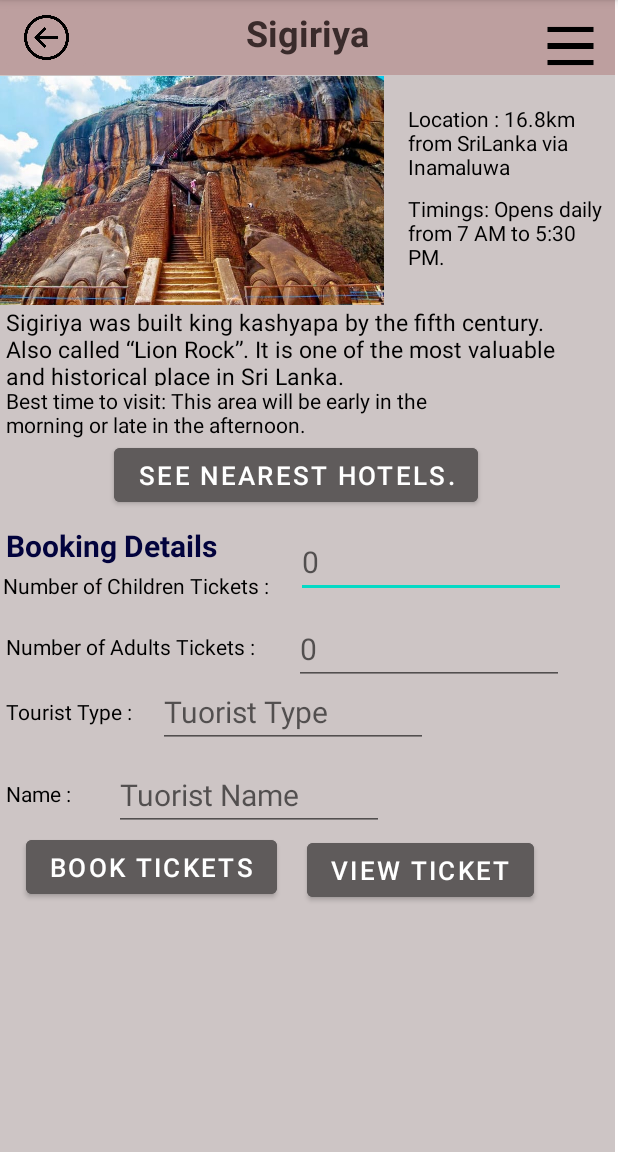
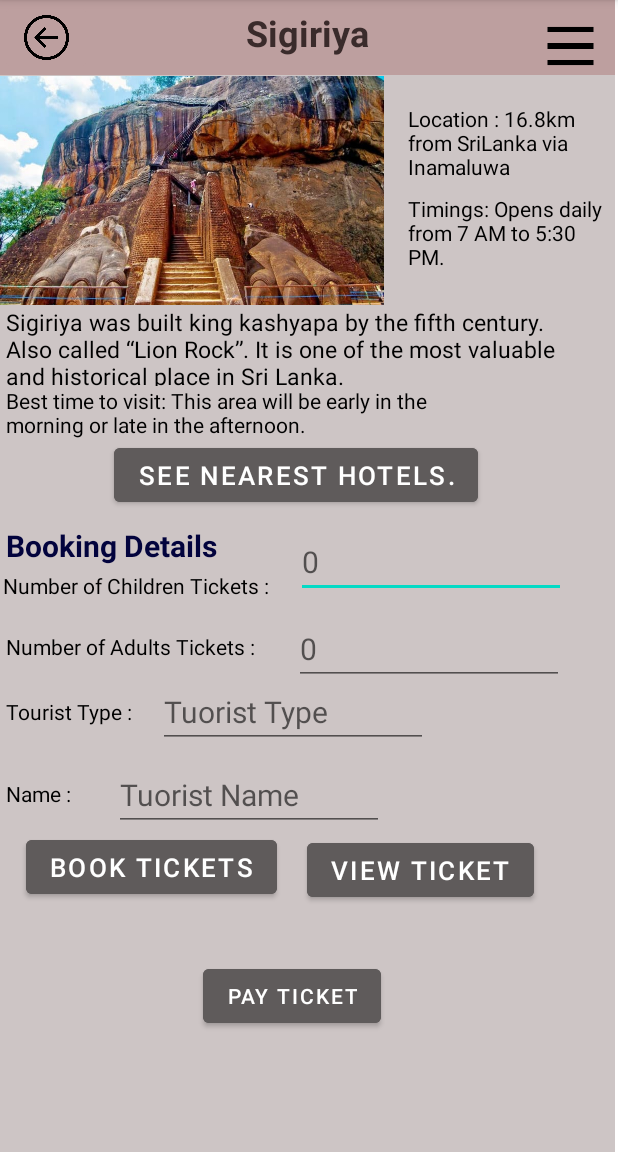
Before and after one commit to IT21227486/ExploreLanka_MAD, an Android app: the sigiriya screen opened directly, with no data from a screen before it, on a phone screen of 412 x 824 dp, the part 84-1236 px from its top. Run offline under Robolectric (Android 15) with nearby library versions, the phone set to English and light mode, and no system bars; our stand-ins replace Firebase (no records; nobody signed in at launch, a user with empty details on screens opened directly).

Commit message:
new place function commit

```diff
--- a/app/src/main/res/layout/activity_sigiriya.xml
+++ b/app/src/main/res/layout/activity_sigiriya.xml
@@ -238,4 +238,15 @@
         app:layout_constraintStart_toStartOf="parent"
         app:layout_constraintTop_toBottomOf="@+id/edt_lf_sigiriya" />
 
+    <Button
+        android:id="@+id/btnPay_sigiriya"
+        android:layout_width="wrap_content"
+        android:layout_height="wrap_content"
+        android:layout_marginStart="135dp"
+        android:layout_marginBottom="80dp"
+        android:backgroundTint="@color/buttonColor"
+        android:text="Pay Ticket"
+        app:layout_constraintBottom_toBottomOf="parent"
+        app:layout_constraintStart_toStartOf="parent" />
+
 </androidx.constraintlayout.widget.ConstraintLayout>
--- a/app/src/main/res/values/strings.xml
+++ b/app/src/main/res/values/strings.xml
@@ -35,6 +35,7 @@
     <string name="menu_sigiriya"></string>
     <string name="my_button_description">This button opens the menu</string>
     <string name="sigiriyaId"></string>
+    <string name="btnPay_sigiriya">Pay Ticket</string>
 
 
     <string name="title_ravana">Ravana Cave</string>
```
